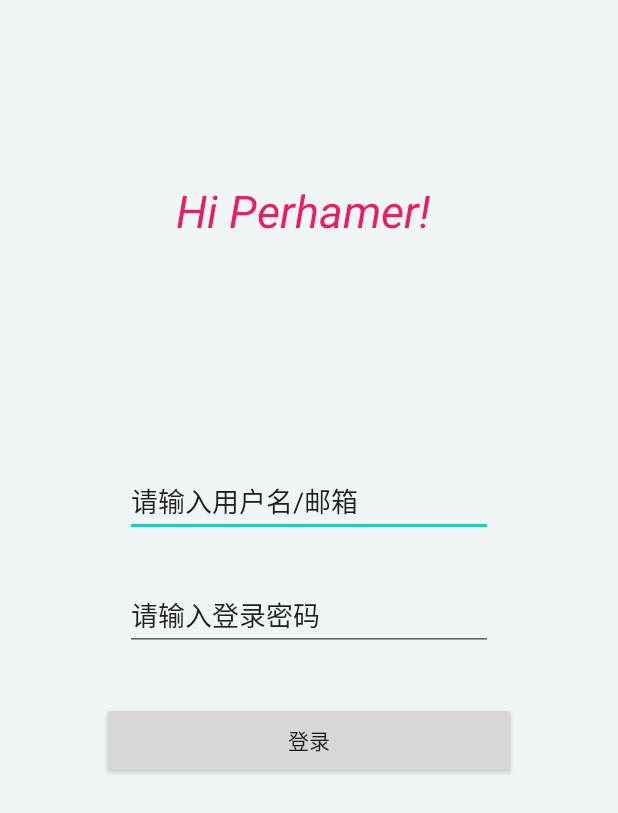
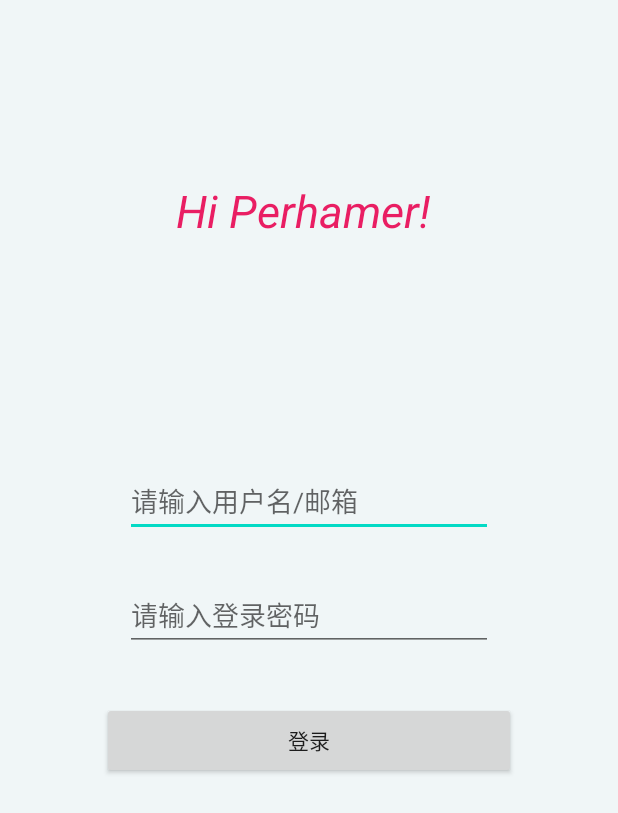
Before and after one commit to perhamer/My_Android, an Android app: the LoginActivity screen opened directly, with no data from a screen before it, on a phone screen of 412 x 824 dp. Shown: the top 813 px of the screen. Run offline under Robolectric (Android 15) with nearby library versions, the phone set to English and light mode, and no system bars.

Commit message:
placeholder is hint

```diff
--- a/app/src/main/res/layout/activity_login.xml
+++ b/app/src/main/res/layout/activity_login.xml
@@ -32,13 +32,13 @@
             app:layout_constraintEnd_toStartOf="@+id/guideline2"
             app:layout_constraintBottom_toBottomOf="parent"
             app:layout_constraintTop_toBottomOf="@+id/loginPassInput"
-            app:layout_constraintVertical_bias="0.1"/>
+            app:layout_constraintVertical_bias="0.1"
+            />
 
     <EditText
             android:layout_width="245dp"
             android:layout_height="44dp"
             android:inputType="textPersonName"
-            android:text="@string/loginUserNameInputPlace"
             android:ems="10"
             android:id="@+id/loginUserNameInput"
             app:layout_constraintBottom_toTopOf="@+id/loginPassInput"
@@ -52,13 +52,13 @@
             style="@style/Widget.AppCompat.EditText"
             android:textAllCaps="false"
             tools:ignore="LabelFor"
-            android:autofillHints=""/>
+            android:autofillHints=""
+            android:hint="@string/loginUserNameInputPlace"/>
 
     <EditText
             android:layout_width="245dp"
             android:layout_height="44dp"
             android:inputType="textPersonName"
-            android:text="@string/loginPassInputPlace"
             android:ems="10"
             android:id="@+id/loginPassInput"
             app:layout_constraintTop_toTopOf="parent"
@@ -68,7 +68,8 @@
             app:layout_constraintHorizontal_bias="0.5"
             app:layout_constraintVertical_bias="0.5"
             tools:ignore="LabelFor"
-            android:autofillHints=""/>
+            android:autofillHints=""
+            android:hint="@string/loginPassInputPlace"/>
 
     <androidx.constraintlayout.widget.Guideline
             android:layout_width="wrap_content"
```
